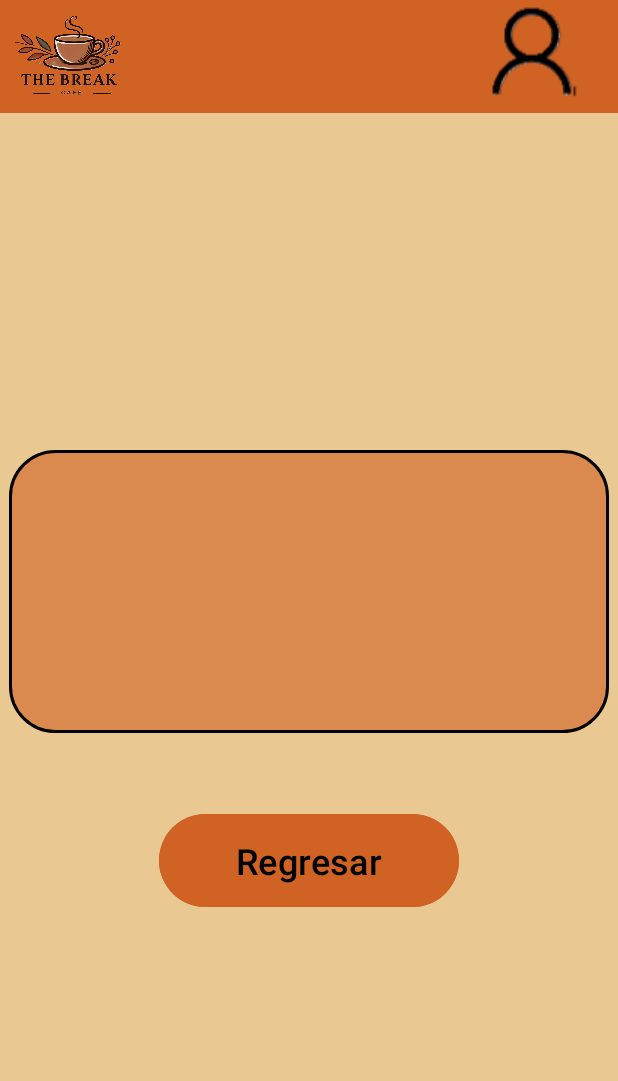
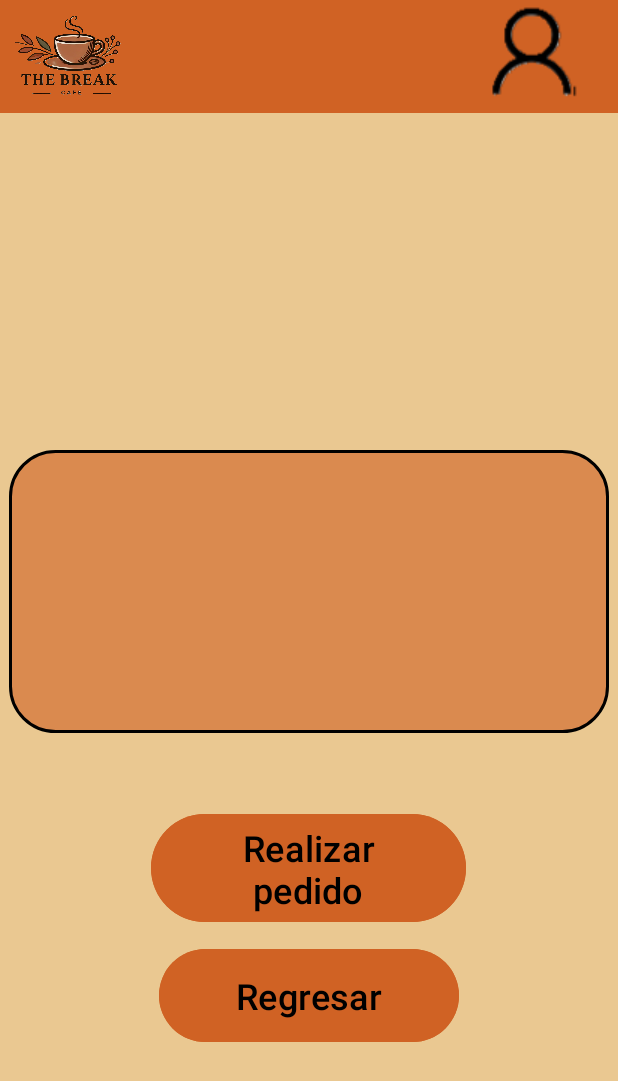
Before and after one commit to maufricio/proyecto_dsm, an Android app: the InformacionDetalladaActivity screen opened directly, with no data from a screen before it, on a phone screen of 412 x 824 dp. Shown: the top 1081 px of the screen. Run offline under Robolectric (Android 15) with nearby library versions, the light colour scheme and no system bars; our stand-ins replace Firebase (no records; nobody signed in at launch, a user with empty details on screens opened directly), Picasso; pictures from the network do not load; 1 statement that could not run was skipped.

Commit message:
boton de pedido anticipado

```diff
--- a/app/src/main/res/layout/activity_informacion_detallada.xml
+++ b/app/src/main/res/layout/activity_informacion_detallada.xml
@@ -94,16 +94,27 @@ tools:context=".InformacionDetalladaActivity">
             android:textAlignment="center"/>
     </LinearLayout>
     <Button
+        android:id="@+id/btnPedido"
+        android:layout_width="210dp"
+        android:layout_height="80dp"
+        android:layout_gravity="center"
+        android:layout_marginTop="50dp"
+        android:backgroundTint="@color/colorbarra"
+        android:text="Realizar pedido"
+        android:textAlignment="center"
+        android:textColor="@color/black"
+        android:textSize="24sp" />
+    <Button
         android:id="@+id/btnRegresar"
         android:layout_width="200dp"
         android:layout_height="70dp"
-        android:layout_marginTop="50dp"
         android:layout_gravity="center"
+        android:layout_marginTop="10dp"
+        android:backgroundTint="@color/colorbarra"
         android:text="@string/regresar"
-        android:textSize="24sp"
         android:textAlignment="center"
         android:textColor="@color/black"
-        android:backgroundTint="@color/colorbarra" />
+        android:textSize="24sp" />
 
 
 </LinearLayout>
```
Also changed, not shown: app/src/main/java/com/ps212544_ml211022_cr200574_al202809/myapplication/InformacionDetalladaActivity.kt (+29 -1 lines).
